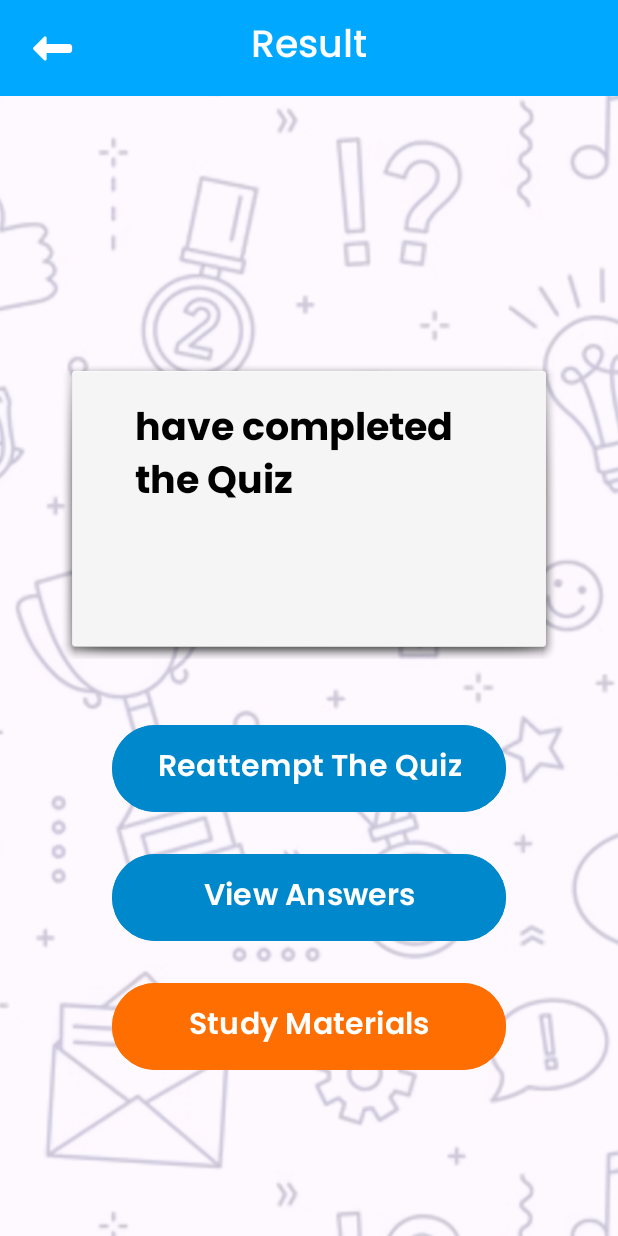
After one commit to RioOctaviannusLoka/UTS_PM5_Rio-Octaviannus-Loka, an Android app: the ResultActivity screen opened directly, with no data from a screen before it, on a phone screen of 412 x 824 dp. The commit adds this screen. Run offline under Robolectric (Android 15) with nearby library versions, the phone set to English and light mode, and no system bars.

Commit message:
feat: Result UI done

```diff
--- a/app/src/main/AndroidManifest.xml
+++ b/app/src/main/AndroidManifest.xml
@@ -13,6 +13,9 @@
         android:theme="@style/Theme.UTS"
         tools:targetApi="31">
         <activity
+            android:name=".ResultActivity"
+            android:exported="false" />
+        <activity
             android:name=".QuizActivity"
             android:exported="false" />
         <activity
--- /dev/null
+++ b/app/src/main/java/com/example/uts/ResultActivity.kt
@@ -0,0 +1,20 @@
+package com.example.uts
+
+import android.os.Bundle
+import androidx.activity.enableEdgeToEdge
+import androidx.appcompat.app.AppCompatActivity
+import androidx.core.view.ViewCompat
+import androidx.core.view.WindowInsetsCompat
+
+class ResultActivity : AppCompatActivity() {
+    override fun onCreate(savedInstanceState: Bundle?) {
+        super.onCreate(savedInstanceState)
+        enableEdgeToEdge()
+        setContentView(R.layout.activity_result)
+        ViewCompat.setOnApplyWindowInsetsListener(findViewById(R.id.main)) { v, insets ->
+            val systemBars = insets.getInsets(WindowInsetsCompat.Type.systemBars())
+            v.setPadding(systemBars.left, systemBars.top, systemBars.right, systemBars.bottom)
+            insets
+        }
+    }
+}
--- a/app/src/main/res/layout/activity_quiz.xml
+++ b/app/src/main/res/layout/activity_quiz.xml
@@ -63,7 +63,8 @@
         app:layout_constraintBottom_toBottomOf="@id/question_background"
         app:layout_constraintEnd_toEndOf="@id/question_background"
         app:layout_constraintStart_toStartOf="@id/question_background"
-        app:layout_constraintTop_toTopOf="@id/question_background" />
+        app:layout_constraintTop_toTopOf="@id/question_background"
+        tools:ignore="RtlSymmetry" />
 
     <com.google.android.material.button.MaterialButton
         android:id="@+id/button_option1"
--- /dev/null
+++ b/app/src/main/res/layout/activity_result.xml
@@ -0,0 +1,121 @@
+<?xml version="1.0" encoding="utf-8"?>
+<androidx.constraintlayout.widget.ConstraintLayout xmlns:android="http://schemas.android.com/apk/res/android"
+    xmlns:app="http://schemas.android.com/apk/res-auto"
+    xmlns:tools="http://schemas.android.com/tools"
+    android:id="@+id/main"
+    android:layout_width="match_parent"
+    android:layout_height="match_parent"
+    tools:context=".ResultActivity">
+
+    <com.google.android.material.appbar.MaterialToolbar
+        android:id="@+id/results_title_background"
+        android:layout_width="match_parent"
+        android:layout_height="wrap_content"
+        style="@style/page_title_background"
+        app:layout_constraintTop_toTopOf="parent"
+        app:layout_constraintStart_toStartOf="parent"
+        app:layout_constraintEnd_toEndOf="parent"/>
+
+    <ImageView
+        android:id="@+id/correct"
+        android:layout_width="30dp"
+        android:layout_height="30dp"
+        android:src="@drawable/back_arrow"
+        android:layout_marginStart="20dp"
+        app:layout_constraintTop_toTopOf="@id/result_title"
+        app:layout_constraintBottom_toBottomOf="@id/result_title"
+        app:layout_constraintStart_toStartOf="parent"/>
+
+    <TextView
+        android:id="@+id/result_title"
+        android:layout_width="wrap_content"
+        android:layout_height="wrap_content"
+        android:text="@string/result_page_title"
+        style="@style/page_title"
+        app:layout_constraintTop_toTopOf="@+id/results_title_background"
+        app:layout_constraintBottom_toBottomOf="@id/results_title_background"
+        app:layout_constraintStart_toStartOf="@id/results_title_background"
+        app:layout_constraintEnd_toEndOf="@id/results_title_background"/>
+
+    <ImageView
+        android:id="@+id/background"
+        android:layout_width="match_parent"
+        android:layout_height="0dp"
+        android:layout_weight="1"
+        android:adjustViewBounds="true"
+        android:scaleType="centerCrop"
+        android:src="@drawable/bg"
+        app:layout_constraintTop_toBottomOf="@id/results_title_background"
+        app:layout_constraintBottom_toBottomOf="parent"
+        app:layout_constraintEnd_toEndOf="parent"
+        app:layout_constraintStart_toStartOf="parent"/>
+
+    <com.google.android.material.appbar.MaterialToolbar
+        android:id="@+id/result_background"
+        android:layout_width="match_parent"
+        android:layout_height="200dp"
+        android:background="@android:drawable/dialog_holo_light_frame"
+        android:layout_marginHorizontal="40dp"
+        android:layout_marginTop="175dp"
+        style="@style/question_bg"
+        app:layout_constraintTop_toBottomOf="@id/results_title_background"
+        app:layout_constraintStart_toStartOf="parent"
+        app:layout_constraintEnd_toEndOf="parent"/>
+
+    <TextView
+        android:id="@+id/question"
+        style="@style/heading.bold"
+        android:layout_width="0dp"
+        android:layout_height="0dp"
+        android:padding="25dp"
+        android:paddingStart="50dp"
+        android:text="@string/result_message"
+        app:layout_constraintTop_toTopOf="@id/result_background"
+        app:layout_constraintBottom_toBottomOf="@id/result_background"
+        app:layout_constraintEnd_toEndOf="@id/result_background"
+        app:layout_constraintStart_toStartOf="@id/result_background"
+        tools:ignore="RtlSymmetry" />
+
+    <com.google.android.material.button.MaterialButton
+        android:id="@+id/button_reattempt"
+        android:layout_width="wrap_content"
+        android:layout_height="wrap_content"
+        style="@style/primaryButton"
+        android:text="@string/button_reattempt"
+        android:paddingStart="30dp"
+        android:paddingEnd="30dp"
+        android:layout_marginTop="40dp"
+        android:padding="12dp"
+        app:layout_constraintTop_toBottomOf="@id/result_background"
+        app:layout_constraintStart_toStartOf="parent"
+        app:layout_constraintEnd_toEndOf="parent" />
+
+    <com.google.android.material.button.MaterialButton
+        android:id="@+id/button_view_answers"
+        android:layout_width="0dp"
+        android:layout_height="wrap_content"
+        style="@style/primaryButton"
+        android:text="@string/button_view_answers"
+        android:paddingStart="30dp"
+        android:paddingEnd="30dp"
+        android:layout_marginTop="20dp"
+        android:padding="12dp"
+        app:layout_constraintTop_toBottomOf="@id/button_reattempt"
+        app:layout_constraintStart_toStartOf="@id/button_reattempt"
+        app:layout_constraintEnd_toEndOf="@id/button_reattempt" />
+
+    <com.google.android.material.button.MaterialButton
+        android:id="@+id/button_study_materials"
+        android:layout_width="0dp"
+        android:layout_height="wrap_content"
+        style="@style/primaryButton.orange"
+        android:text="@string/button_study_materials"
+        android:paddingStart="30dp"
+        android:paddingEnd="30dp"
+        android:layout_marginTop="20dp"
+        android:padding="12dp"
+        app:layout_constraintTop_toBottomOf="@id/button_view_answers"
+        app:layout_constraintStart_toStartOf="@id/button_view_answers"
+        app:layout_constraintEnd_toEndOf="@id/button_view_answers" />
+
+</androidx.constraintlayout.widget.ConstraintLayout>
--- a/app/src/main/res/values/themes.xml
+++ b/app/src/main/res/values/themes.xml
@@ -23,6 +23,10 @@
 
     <style name="heading.semibold">
         <item name="fontFamily">@font/poppins_semibold</item>
+    </style>
+
+    <style name="heading.bold">
+        <item name="fontFamily">@font/poppins_bold</item>
     </style>
 
     <style name="Logo">
```
Also changed, not shown: app/src/main/res/drawable/back_arrow.png (added).
